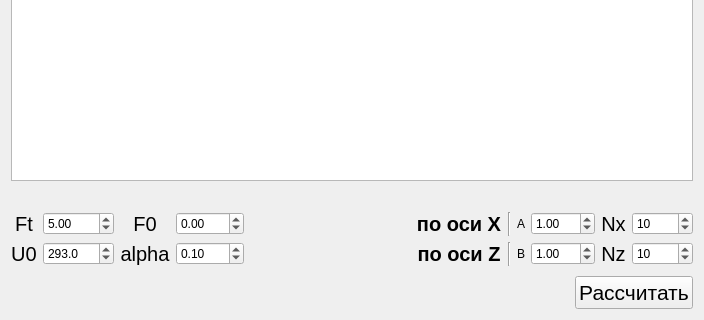
Qt form mainwindow.ui (xammi/Gradov-Lab) before a commit; both pictures show x 0 to 704 and y 302 to 622 of the 704 by 622 pixel window.
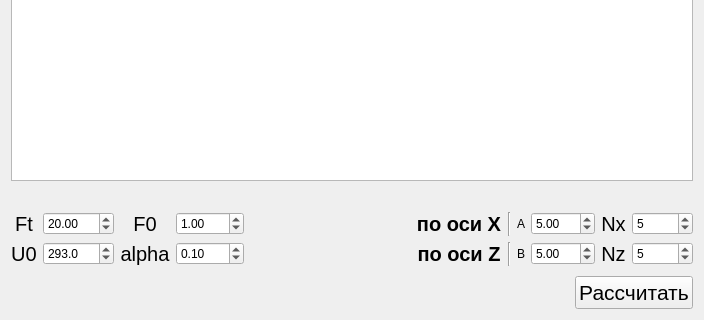
The same form after that commit.

```diff
--- a/mainwindow.ui
+++ b/mainwindow.ui
@@ -82,7 +82,7 @@
            <double>999.990000000000009</double>
           </property>
           <property name="value">
-           <double>5.000000000000000</double>
+           <double>20.000000000000000</double>
           </property>
          </widget>
         </item>
@@ -152,6 +152,9 @@
           <property name="maximum">
            <double>999.990000000000009</double>
           </property>
+          <property name="value">
+           <double>1.000000000000000</double>
+          </property>
          </widget>
         </item>
         <item row="1" column="2">
@@ -247,7 +250,7 @@
            <double>999.990000000000009</double>
           </property>
           <property name="value">
-           <double>1.000000000000000</double>
+           <double>5.000000000000000</double>
           </property>
          </widget>
         </item>
@@ -257,7 +260,7 @@
            <number>10000</number>
           </property>
           <property name="value">
-           <number>10</number>
+           <number>5</number>
           </property>
          </widget>
         </item>
@@ -267,7 +270,7 @@
            <number>10000</number>
           </property>
           <property name="value">
-           <number>10</number>
+           <number>5</number>
           </property>
           <property name="displayIntegerBase">
            <number>10</number>
@@ -280,7 +283,7 @@
            <double>999.990000000000009</double>
           </property>
           <property name="value">
-           <double>1.000000000000000</double>
+           <double>5.000000000000000</double>
           </property>
          </widget>
         </item>
```
